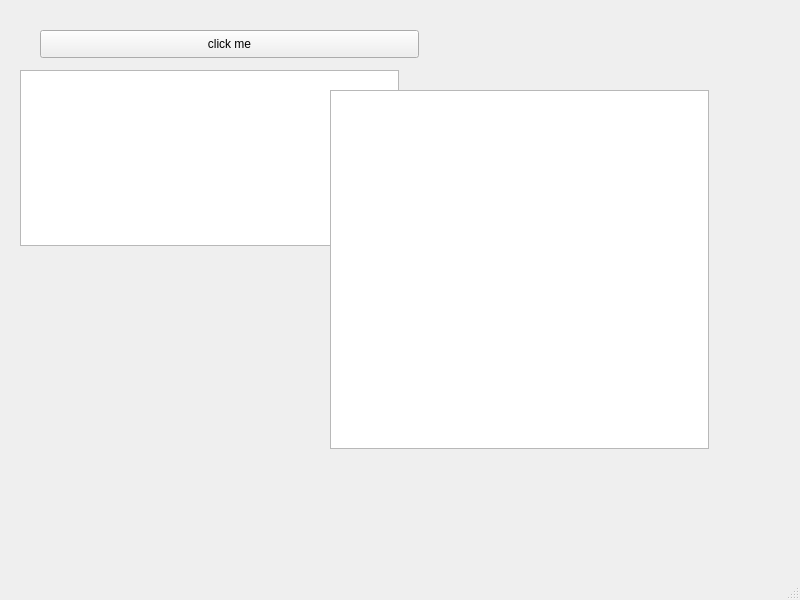
This is mainform.ui in mohake-keshavarzi/Mohammad-Hadi-Keshavarzi as Qt 5 draws it before an edit. The edited form follows.
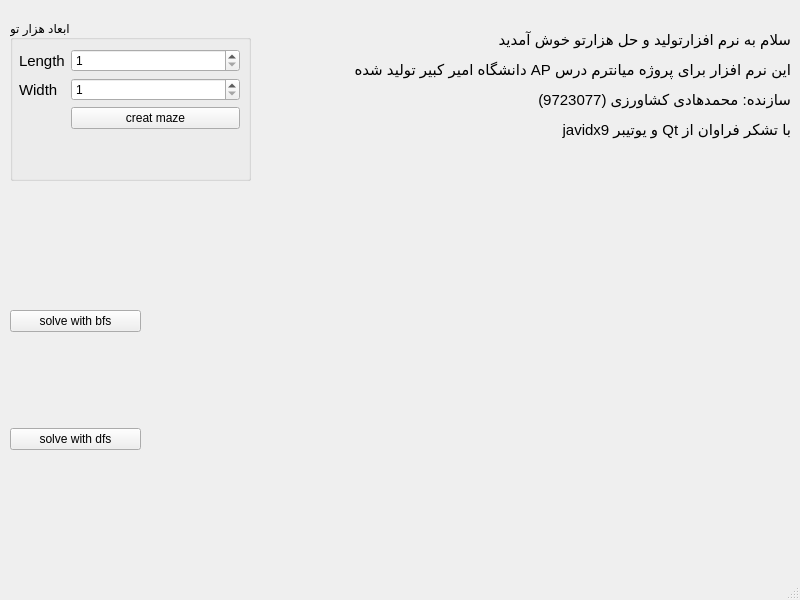
This is the edited form.

Commit message: last commit for tonight. I am trying to make a good GUI

```diff
--- a/mainform.ui
+++ b/mainform.ui
@@ -14,44 +14,117 @@
    <string>Maze project_MhammadHadi Keshavarzi</string>
   </property>
   <widget class="QWidget" name="centralwidget">
-   <widget class="QPushButton" name="pushButton">
+   <widget class="QLabel" name="welcom_label">
     <property name="geometry">
      <rect>
-      <x>40</x>
-      <y>30</y>
-      <width>379</width>
-      <height>28</height>
+      <x>260</x>
+      <y>10</y>
+      <width>531</width>
+      <height>151</height>
      </rect>
     </property>
     <property name="text">
-     <string>click me</string>
+     <string>&lt;html&gt;&lt;head/&gt;&lt;body dir=&quot;rtl&quot;&gt;&lt;p align=&quot;right&quot;&gt;&lt;span style=&quot; font-size:11pt;&quot;&gt;سلام به نرم افزارتولید و حل هزارتو خوش آمدید&lt;/span&gt;&lt;/p&gt;&lt;p align=&quot;right&quot;&gt;&lt;span style=&quot; font-size:11pt;&quot;&gt;این نرم افزار برای پروژه میانترم درس AP دانشگاه امیر کبیر تولید شده&lt;/span&gt;&lt;/p&gt;&lt;p align=&quot;right&quot;&gt;&lt;span style=&quot; font-size:11pt;&quot;&gt;سازنده: محمدهادی کشاورزی (9723077) &lt;/span&gt;&lt;/p&gt;&lt;p align=&quot;right&quot;&gt;&lt;span style=&quot; font-size:11pt;&quot;&gt;با تشکر فراوان از Qt و یوتیبر javidx9&lt;/span&gt;&lt;/p&gt;&lt;/body&gt;&lt;/html&gt;</string>
     </property>
    </widget>
-   <widget class="QTextEdit" name="textEdit">
+   <widget class="QWidget" name="verticalLayoutWidget">
     <property name="geometry">
      <rect>
-      <x>20</x>
-      <y>70</y>
-      <width>379</width>
-      <height>176</height>
+      <x>10</x>
+      <y>220</y>
+      <width>131</width>
+      <height>321</height>
      </rect>
     </property>
+    <layout class="QVBoxLayout" name="verticalLayout">
+     <item>
+      <widget class="QPushButton" name="bfs_sol_pb">
+       <property name="text">
+        <string>solve with bfs</string>
+       </property>
+      </widget>
+     </item>
+     <item>
+      <widget class="QPushButton" name="dfs_sol_pb">
+       <property name="text">
+        <string>solve with dfs</string>
+       </property>
+      </widget>
+     </item>
+    </layout>
    </widget>
-   <widget class="QTextEdit" name="textEdit_2">
-    <property name="enabled">
-     <bool>true</bool>
-    </property>
+   <widget class="QGroupBox" name="dim_groupBox">
     <property name="geometry">
      <rect>
-      <x>330</x>
-      <y>90</y>
-      <width>379</width>
-      <height>359</height>
+      <x>10</x>
+      <y>20</y>
+      <width>241</width>
+      <height>161</height>
      </rect>
     </property>
-    <property name="readOnly">
-     <bool>true</bool>
+    <property name="title">
+     <string>ابعاد هزار تو</string>
     </property>
+    <widget class="QWidget" name="formLayoutWidget">
+     <property name="geometry">
+      <rect>
+       <x>9</x>
+       <y>29</y>
+       <width>221</width>
+       <height>88</height>
+      </rect>
+     </property>
+     <layout class="QFormLayout" name="formLayout">
+      <item row="0" column="0">
+       <widget class="QLabel" name="length_label">
+        <property name="font">
+         <font>
+          <pointsize>11</pointsize>
+         </font>
+        </property>
+        <property name="lineWidth">
+         <number>1</number>
+        </property>
+        <property name="text">
+         <string>Length</string>
+        </property>
+       </widget>
+      </item>
+      <item row="1" column="0">
+       <widget class="QLabel" name="width_label">
+        <property name="font">
+         <font>
+          <pointsize>11</pointsize>
+         </font>
+        </property>
+        <property name="text">
+         <string>Width</string>
+        </property>
+       </widget>
+      </item>
+      <item row="0" column="1">
+       <widget class="QSpinBox" name="length_spinBox">
+        <property name="minimum">
+         <number>1</number>
+        </property>
+       </widget>
+      </item>
+      <item row="1" column="1">
+       <widget class="QSpinBox" name="width_spinBox">
+        <property name="minimum">
+         <number>1</number>
+        </property>
+       </widget>
+      </item>
+      <item row="2" column="1">
+       <widget class="QPushButton" name="ceat_pb">
+        <property name="text">
+         <string>creat maze</string>
+        </property>
+       </widget>
+      </item>
+     </layout>
+    </widget>
    </widget>
   </widget>
   <widget class="QMenuBar" name="menubar">
```
The commit also changes 2 other files.
